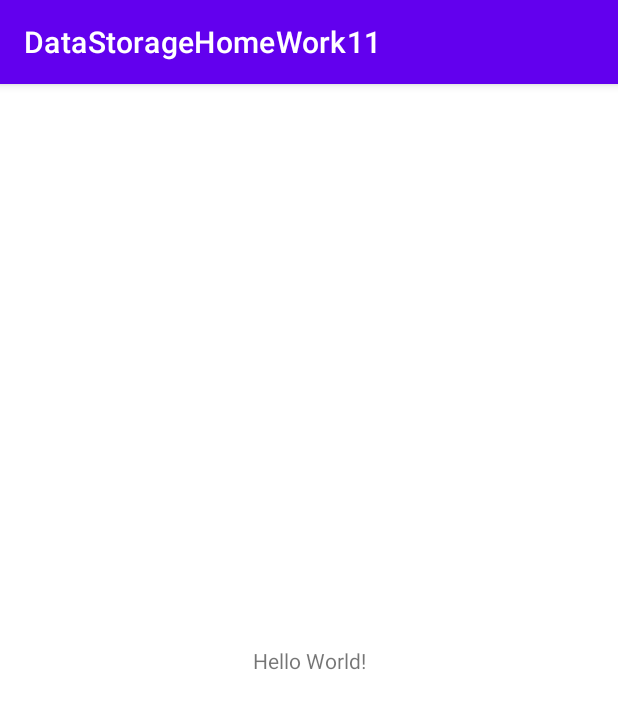
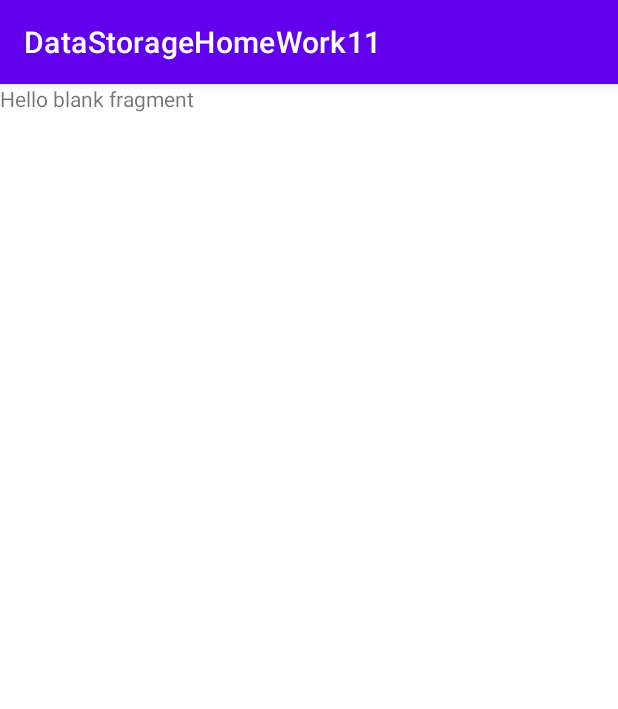
Before and after one commit to panasetskaya/DataStorageHomeWork11, an Android app: the screen it shows after launch (MainActivity), on a phone screen of 412 x 824 dp. Shown: the top 709 px of the screen. Run offline under Robolectric (Android 15) with nearby library versions, the phone set to English and light mode, and no system bars.

Commit message:
add nav_graph, viewModel

```diff
--- a/app/build.gradle
+++ b/app/build.gradle
@@ -38,6 +38,9 @@ dependencies {
     implementation 'androidx.appcompat:appcompat:1.4.1'
     implementation 'com.google.android.material:material:1.5.0'
     implementation 'androidx.constraintlayout:constraintlayout:2.1.3'
+    implementation 'androidx.legacy:legacy-support-v4:1.0.0'
+    implementation 'androidx.navigation:navigation-fragment-ktx:2.4.2'
+    implementation 'androidx.navigation:navigation-ui-ktx:2.4.2'
     testImplementation 'junit:junit:4.+'
     androidTestImplementation 'androidx.test.ext:junit:1.1.3'
     androidTestImplementation 'androidx.test.espresso:espresso-core:3.4.0'
--- a/app/src/main/java/com/example/datastoragehomework11/domain/GetEmployeesByPosition.kt
+++ b/app/src/main/java/com/example/datastoragehomework11/domain/GetEmployeesByPosition.kt
@@ -3,7 +3,7 @@ package com.example.datastoragehomework11.domain
 import androidx.lifecycle.LiveData
 
 class GetEmployeesByPosition(private val repo: MainRepository) {
-    fun invoke(position: Position): LiveData<List<Employee>> {
-        return repo.getEmployeesByPosition(position.title)
+    fun invoke(position: String): LiveData<List<Employee>> {
+        return repo.getEmployeesByPosition(position)
     }
 }
--- /dev/null
+++ b/app/src/main/java/com/example/datastoragehomework11/presentation/PositionsFragment.kt
@@ -0,0 +1,60 @@
+package com.example.datastoragehomework11.presentation
+
+import android.os.Bundle
+import androidx.fragment.app.Fragment
+import android.view.LayoutInflater
+import android.view.View
+import android.view.ViewGroup
+import com.example.datastoragehomework11.R
+
+// TODO: Rename parameter arguments, choose names that match
+// the fragment initialization parameters, e.g. ARG_ITEM_NUMBER
+private const val ARG_PARAM1 = "param1"
+private const val ARG_PARAM2 = "param2"
+
+/**
+ * A simple [Fragment] subclass.
+ * Use the [PositionsFragment.newInstance] factory method to
+ * create an instance of this fragment.
+ */
+class PositionsFragment : Fragment() {
+    // TODO: Rename and change types of parameters
+    private var param1: String? = null
+    private var param2: String? = null
+
+    override fun onCreate(savedInstanceState: Bundle?) {
+        super.onCreate(savedInstanceState)
+        arguments?.let {
+            param1 = it.getString(ARG_PARAM1)
+            param2 = it.getString(ARG_PARAM2)
+        }
+    }
+
+    override fun onCreateView(
+        inflater: LayoutInflater, container: ViewGroup?,
+        savedInstanceState: Bundle?
+    ): View? {
+        // Inflate the layout for this fragment
+        return inflater.inflate(R.layout.fragment_positions, container, false)
+    }
+
+    companion object {
+        /**
+         * Use this factory method to create a new instance of
+         * this fragment using the provided parameters.
+         *
+         * @param param1 Parameter 1.
+         * @param param2 Parameter 2.
+         * @return A new instance of fragment PositionsFragment.
+         */
+        // TODO: Rename and change types and number of parameters
+        @JvmStatic
+        fun newInstance(param1: String, param2: String) =
+            PositionsFragment().apply {
+                arguments = Bundle().apply {
+                    putString(ARG_PARAM1, param1)
+                    putString(ARG_PARAM2, param2)
+                }
+            }
+    }
+}
--- a/app/src/main/res/layout/activity_main.xml
+++ b/app/src/main/res/layout/activity_main.xml
@@ -6,13 +6,17 @@
     android:layout_height="match_parent"
     tools:context=".presentation.MainActivity">
 
-    <TextView
-        android:layout_width="wrap_content"
-        android:layout_height="wrap_content"
-        android:text="Hello World!"
+    <androidx.fragment.app.FragmentContainerView
+        android:id="@+id/nav_host_fragment_container"
+        android:name="androidx.navigation.fragment.NavHostFragment"
+        android:layout_width="0dp"
+        android:layout_height="0dp"
         app:layout_constraintBottom_toBottomOf="parent"
-        app:layout_constraintLeft_toLeftOf="parent"
-        app:layout_constraintRight_toRightOf="parent"
-        app:layout_constraintTop_toTopOf="parent" />
+        app:layout_constraintTop_toTopOf="parent"
+        app:layout_constraintStart_toStartOf="parent"
+        app:layout_constraintEnd_toEndOf="parent"
+
+        app:defaultNavHost="true"
+        app:navGraph="@navigation/nav_graph"/>
 
 </androidx.constraintlayout.widget.ConstraintLayout>
--- /dev/null
+++ b/app/src/main/res/layout/fragment_positions.xml
@@ -0,0 +1,14 @@
+<?xml version="1.0" encoding="utf-8"?>
+<FrameLayout xmlns:android="http://schemas.android.com/apk/res/android"
+    xmlns:tools="http://schemas.android.com/tools"
+    android:layout_width="match_parent"
+    android:layout_height="match_parent"
+    tools:context=".presentation.PositionsFragment">
+
+    <!-- TODO: Update blank fragment layout -->
+    <TextView
+        android:layout_width="match_parent"
+        android:layout_height="match_parent"
+        android:text="@string/hello_blank_fragment" />
+
+</FrameLayout>
--- /dev/null
+++ b/app/src/main/res/navigation/nav_graph.xml
@@ -0,0 +1,27 @@
+<?xml version="1.0" encoding="utf-8"?>
+<navigation xmlns:android="http://schemas.android.com/apk/res/android"
+    xmlns:app="http://schemas.android.com/apk/res-auto"
+    xmlns:tools="http://schemas.android.com/tools"
+    android:id="@+id/nav_graph"
+    app:startDestination="@id/positionsFragment">
+
+    <fragment
+        android:id="@+id/positionsFragment"
+        android:name="com.example.datastoragehomework11.presentation.PositionsFragment"
+        android:label="fragment_positions"
+        tools:layout="@layout/fragment_positions" >
+        <action
+            android:id="@+id/action_positionsFragment_to_employeesFragment"
+            app:destination="@id/employeesFragment" />
+    </fragment>
+    <fragment
+        android:id="@+id/employeesFragment"
+        android:name="com.example.datastoragehomework11.presentation.EmployeesFragment"
+        android:label="fragment_employees"
+        tools:layout="@layout/fragment_employees" >
+        <argument
+            android:name="position"
+            android:defaultValue="none"
+            app:argType="string"/>
+    </fragment>
+</navigation>
--- a/app/src/main/res/values/strings.xml
+++ b/app/src/main/res/values/strings.xml
@@ -1,3 +1,5 @@
 <resources>
     <string name="app_name">DataStorageHomeWork11</string>
+    <!-- TODO: Remove or change this placeholder text -->
+    <string name="hello_blank_fragment">Hello blank fragment</string>
 </resources>
```
Also changed, not shown: app/src/main/java/com/example/datastoragehomework11/presentation/EmployeesFragment.kt (added, +60 -0 lines), app/src/main/java/com/example/datastoragehomework11/presentation/MainViewModel.kt (added, +63 -0 lines), app/src/main/res/layout/fragment_employees.xml (added, +14 -0 lines).
